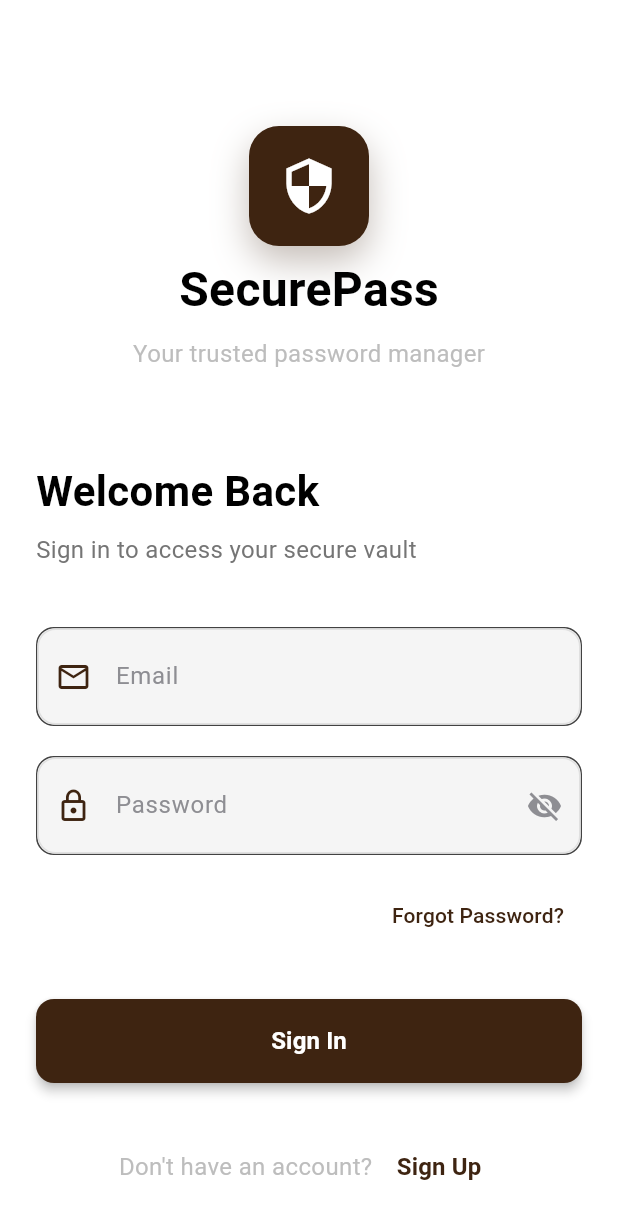
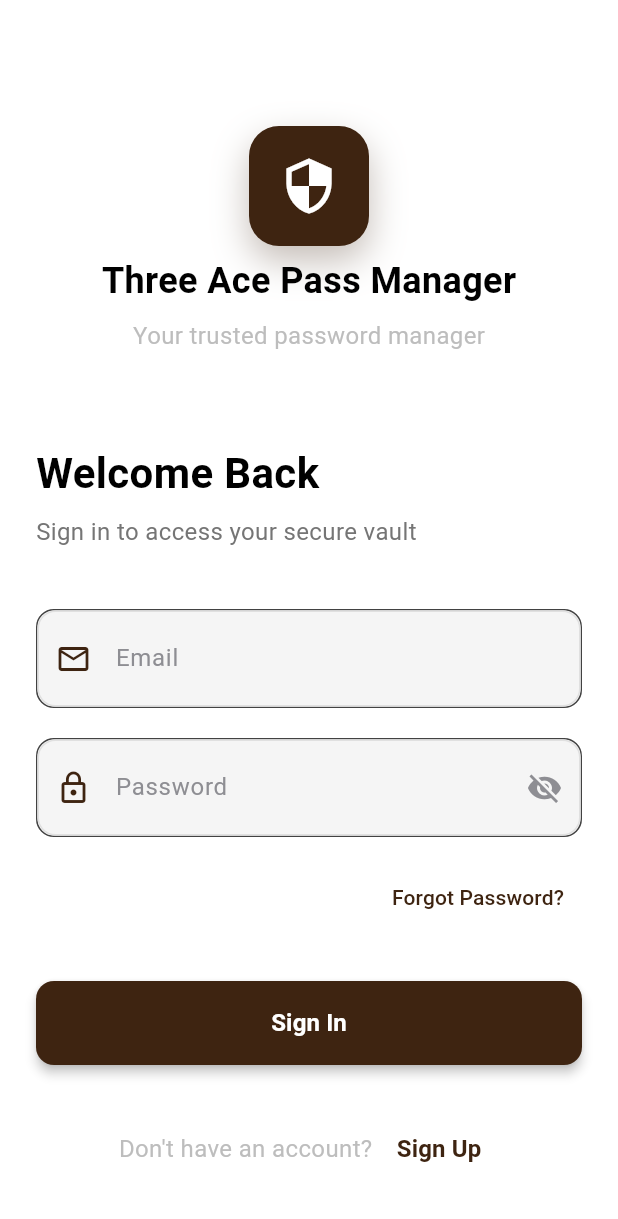
Before and after one commit to hamdiqbal/pass_manager, a Flutter app: the screen it shows after launch, on a phone screen of 412 x 824 dp. Shown: the top 1219 px of the screen. Run offline on Flutter 3.47's test engine with Material 3 defaults, Android fonts, the phone set to English and light mode, and no system bars; our stand-ins replace cloud_firestore, firebase_auth, firebase_core, local_auth, permission_handler, shared_preferences; missing offline and left inert: mobile_scanner; accounts and stored records are empty.

Commit message:
apps name

```diff
--- a/lib/core/constants/app_constants.dart
+++ b/lib/core/constants/app_constants.dart
@@ -75,7 +75,7 @@ class AppConstants {
   static const Duration longDuration = Duration(milliseconds: 500);
 
   // App Strings
-  static const String appName = 'Pass Manager';
+  static const String appName = 'Three Ace Pass Manager';
   static const String noItemsMessage = 'No items present';
 
   // Error Messages
--- a/lib/main.dart
+++ b/lib/main.dart
@@ -18,7 +18,7 @@ class MyApp extends StatelessWidget {
   @override
   Widget build(BuildContext context) {
     return MaterialApp(
-      title: 'SecurePass - Password Manager',
+      title: 'Three Ace Pass Manager',
       debugShowCheckedModeBanner: false,
       theme: ThemeData(
         primarySwatch: Colors.orange, // Using orange as closest to brown
--- a/lib/pages/home_page.dart
+++ b/lib/pages/home_page.dart
@@ -68,7 +68,7 @@ class _HomePageState extends State<HomePage> {
         backgroundColor: const Color(0xFF3E2411),
         elevation: 0,
         title: const Text(
-          'SecurePass',
+          'Three Ace Pass Manager',
           style: TextStyle(
             color: Colors.white,
             fontWeight: FontWeight.bold,
@@ -208,7 +208,7 @@ class _HomePageState extends State<HomePage> {
                 ),
                 const SizedBox(height: 32),
                 const Text(
-                  'Welcome to SecurePass!',
+                  'Welcome to Three Ace Pass Manager!',
                   style: TextStyle(
                     fontSize: 28,
                     fontWeight: FontWeight.bold,
--- a/lib/pages/login_page.dart
+++ b/lib/pages/login_page.dart
@@ -128,9 +128,9 @@ class _LoginPageState extends State<LoginPage> {
                       ),
                       const SizedBox(height: 6),
                       const Text(
-                        'SecurePass',
+                        'Three Ace Pass Manager',
                         style: TextStyle(
-                          fontSize: 32,
+                          fontSize: 24,
                           fontWeight: FontWeight.bold,
                           color: Colors.black,
                         ),
--- a/lib/pages/signup_page.dart
+++ b/lib/pages/signup_page.dart
@@ -140,7 +140,7 @@ class _SignUpPageState extends State<SignUpPage> {
                       ),
                       const SizedBox(height: 8),
                       Text(
-                        'Join SecurePass to protect your passwords',
+                        'Join Three Ace Pass Manager to protect your passwords',
                         style: TextStyle(
                           fontSize: 16,
                           color: Colors.grey[400],
--- a/pubspec.yaml
+++ b/pubspec.yaml
@@ -1,5 +1,5 @@
 name: pass_manager
-description: "A new Flutter project."
+description: "Three Ace Pass Manager - A secure password management application."
 # The following line prevents the package from being accidentally published to
 # pub.dev using `flutter pub publish`. This is preferred for private packages.
 publish_to: 'none' # Remove this line if you wish to publish to pub.dev
```
Also changed, not shown: 2 other files.
